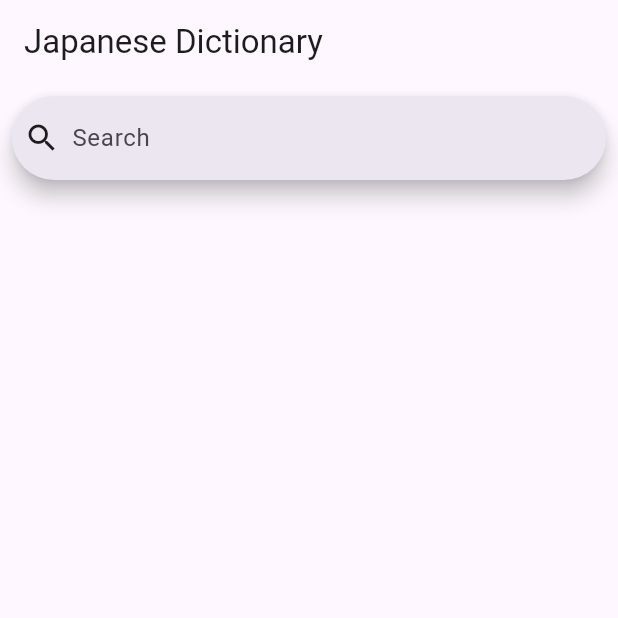
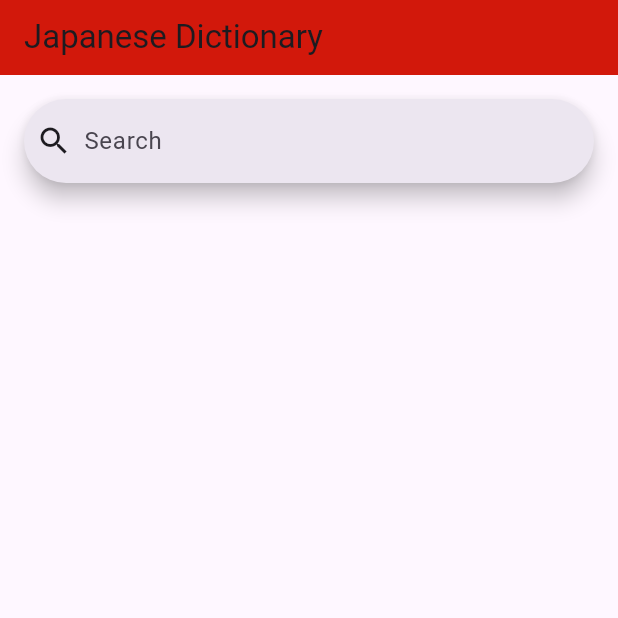
Before and after one commit to ChrisAldous/JapaneseDictApp, a Flutter app: the screen it shows after launch, on a phone screen of 412 x 824 dp, the top half of it. Run offline on Flutter 3.47's test engine with Material 3 defaults, Android fonts, the phone set to English and light mode, and no system bars.

```diff
--- a/lib/screens/search_screen.dart
+++ b/lib/screens/search_screen.dart
@@ -26,17 +26,20 @@ class _SearchScreenState extends State<SearchScreen> {
   @override
   Widget build(BuildContext context) {
     return Scaffold(
-      appBar: AppBar(title: Text('Japanese Dictionary')),
+      appBar: PreferredSize(
+        preferredSize: Size.fromHeight(50),
+        child: AppBar(
+          backgroundColor: const Color.fromARGB(255, 210, 24, 11),
+          title: Text('Japanese Dictionary'),
+        ),
+      ),
       body: Column(
         children: [
           Padding(
-            padding: const EdgeInsets.all(8.0),
+            padding: const EdgeInsets.all(16.0),
             child: SearchBar(
                     leading: Icon(Icons.search),
                     hintText: 'Search',
-              // onChanged: (value) {
-              //   user_input = value.trim();
-              // },
                     onSubmitted: (value) async {
                       setState(() {
                         isLoading = true;
```
Also changed, not shown: pubspec.yaml (+11 -0 lines), assets/icon.png (added), assets/logo.png (added), pubspec.lock, 28 other files. Lines whose indentation alone changed are shown as unchanged.
